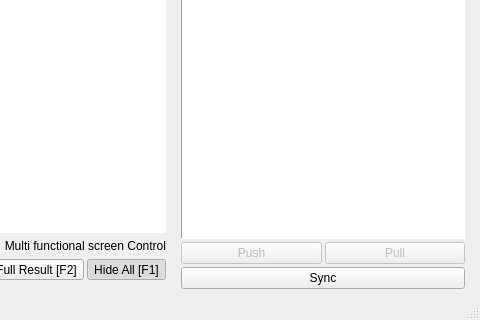
The window that mainwindow.ui (xiaoyuanyangxu/sportroom-qt) describes before a commit, drawn with Qt 5; both pictures show x 838 to 1318 and y 523 to 843 of the 1318 by 843 pixel window.
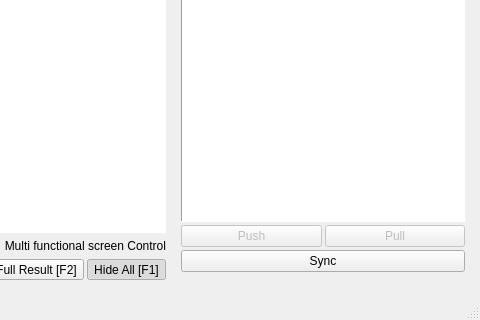
The same window after the commit. Icons and pictures are not drawn. Custom widgets are drawn as their Qt base class.

```diff
--- a/mainwindow.ui
+++ b/mainwindow.ui
@@ -1569,7 +1569,7 @@
         <height>16777215</height>
        </size>
       </property>
-      <layout class="QVBoxLayout" name="verticalLayout_7" stretch="0,1,0,0">
+      <layout class="QVBoxLayout" name="verticalLayout_7" stretch="0,1,0,0,0">
        <property name="spacing">
         <number>3</number>
        </property>
@@ -1890,6 +1890,16 @@
          </property>
         </widget>
        </item>
+       <item>
+        <widget class="QLabel" name="versionLabel">
+         <property name="text">
+          <string/>
+         </property>
+         <property name="alignment">
+          <set>Qt::AlignRight|Qt::AlignTrailing|Qt::AlignVCenter</set>
+         </property>
+        </widget>
+       </item>
       </layout>
      </widget>
     </item>
```
